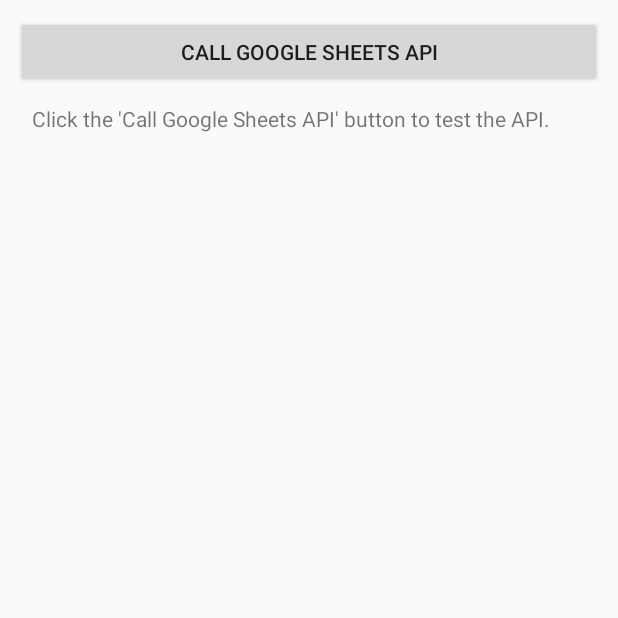
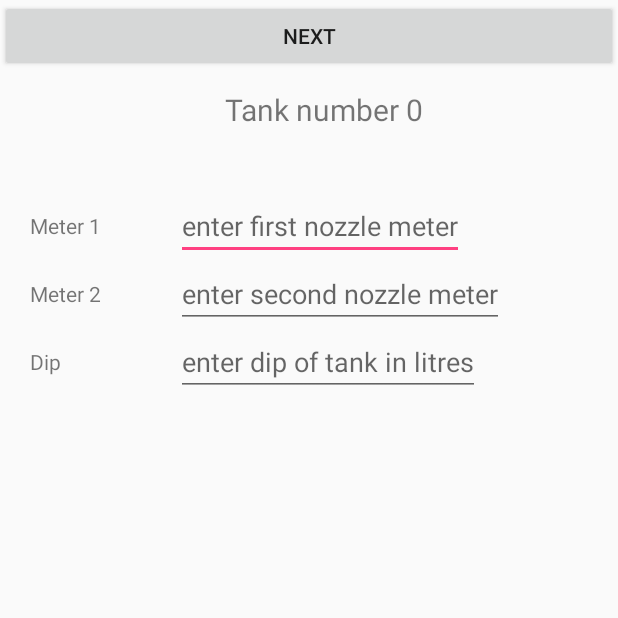
Before and after one commit to shanu333/HelloWorld, an Android app: the screen it shows after launch (MainActivity before the commit, ScreenSliderActivity after it), on a phone screen of 412 x 824 dp, the top half of it. Run offline under Robolectric (Android 15) with nearby library versions, the phone set to English and light mode, and no system bars.

Commit message:
ui updated for the same

```diff
--- a/app/build.gradle
+++ b/app/build.gradle
@@ -22,6 +22,7 @@ dependencies {
     implementation fileTree(dir: 'libs', include: ['*.jar'])
     implementation 'com.android.support:appcompat-v7:26.1.0'
     implementation 'com.android.support.constraint:constraint-layout:1.0.2'
+    implementation 'com.android.support:support-v4:26.1.0'
     testImplementation 'junit:junit:4.12'
     androidTestImplementation 'com.android.support.test:runner:1.0.1'
     androidTestImplementation 'com.android.support.test.espresso:espresso-core:3.0.1'
--- a/app/src/main/AndroidManifest.xml
+++ b/app/src/main/AndroidManifest.xml
@@ -5,7 +5,6 @@
     <uses-permission android:name="android.permission.INTERNET" />
     <uses-permission android:name="android.permission.ACCESS_NETWORK_STATE" />
     <uses-permission android:name="android.permission.GET_ACCOUNTS" />
-
 
     <application
         android:allowBackup="true"
@@ -15,13 +14,14 @@
         android:supportsRtl="true"
         android:theme="@style/AppTheme">
         <activity android:name=".MainActivity">
+
+        </activity>
+        <activity android:name=".ScreenSliderActivity">
             <intent-filter>
                 <action android:name="android.intent.action.MAIN" />
-
                 <category android:name="android.intent.category.LAUNCHER" />
             </intent-filter>
         </activity>
-        <activity android:name=".DebitActivity"></activity>
     </application>
 
 </manifest>
--- /dev/null
+++ b/app/src/main/java/com/example/luffy/helloworld/ScreenSlideFragment.java
@@ -0,0 +1,44 @@
+package com.example.luffy.helloworld;
+
+import android.content.Context;
+import android.net.Uri;
+import android.os.Bundle;
+import android.support.v4.app.Fragment;
+import android.view.LayoutInflater;
+import android.view.View;
+import android.view.ViewGroup;
+import android.widget.TextView;
+
+
+/**
+ * A simple {@link Fragment} subclass.
+ * Activities that contain this fragment must implement the
+ * {@link ScreenSlideFragment.OnFragmentInteractionListener} interface
+ * to handle interaction events.
+ * Use the {@link ScreenSlideFragment#newInstance} factory method to
+ * create an instance of this fragment.
+ */
+public class ScreenSlideFragment extends Fragment {
+
+    public static final String EXTRA_MESSAGE = "EXTRA_MESSAGE";
+
+    public static final ScreenSlideFragment newInstance(String message)
+    {
+        ScreenSlideFragment f = new ScreenSlideFragment();
+        Bundle bdl = new Bundle(1);
+        bdl.putString(EXTRA_MESSAGE, message);
+        f.setArguments(bdl);
+        return f;
+    }
+
+    @Override
+    public View onCreateView(LayoutInflater inflater, ViewGroup container,
+                             Bundle savedInstanceState) {
+        ViewGroup rootView = (ViewGroup) inflater.inflate(
+                R.layout.fragment_screen_slide, container, false);
+        String message = getArguments().getString(EXTRA_MESSAGE);
+        TextView tv = (TextView)rootView.findViewById(R.id.tankName);
+        tv.setText(message);
+        return rootView;
+    }
+}
--- /dev/null
+++ b/app/src/main/java/com/example/luffy/helloworld/ScreenSliderActivity.java
@@ -0,0 +1,114 @@
+package com.example.luffy.helloworld;
+
+import android.support.v4.app.Fragment;
+import android.support.v4.app.FragmentActivity;
+import android.support.v4.app.FragmentManager;
+import android.support.v4.app.FragmentStatePagerAdapter;
+import android.support.v4.view.PagerAdapter;
+import android.support.v4.view.ViewPager;
+import android.support.v7.app.AppCompatActivity;
+import android.os.Bundle;
+import android.util.Log;
+import android.view.View;
+import android.widget.Button;
+import android.widget.EditText;
+
+public class ScreenSliderActivity extends FragmentActivity {
+    private static final int NUM_PAGES = 3;
+    private ViewPager mPager;
+    private PagerAdapter mPagerAdapter;
+    private Button nextButton;
+
+    @Override
+    protected void onCreate(Bundle savedInstanceState) {
+        super.onCreate(savedInstanceState);
+        setContentView(R.layout.activity_screen_slider);
+        mPager = (ViewPager) findViewById(R.id.viewpager);
+        mPagerAdapter = new ScreenSlidePagerAdapter(getSupportFragmentManager());
+        //mPager.setPageTransformer(true, new ZoomOutPageTransformer());
+        mPager.setAdapter(mPagerAdapter);
+        mPager.setOffscreenPageLimit(NUM_PAGES + 1); //increase number of fragments to load
+        nextButton = (Button)findViewById(R.id.nextButton);
+        nextButton.setOnClickListener(new View.OnClickListener() {
+
+            @Override
+            public void onClick(View view) {
+                mPager.setCurrentItem(getItem(+1), true); //getItem(-1) for previous
+                updateData();
+            }
+        });
+        mPager.setOnPageChangeListener(new ViewPager.OnPageChangeListener() {
+            @Override
+            public void onPageScrolled(int position, float positionOffset, int positionOffsetPixels) {
+
+            }
+
+            @Override
+            public void onPageSelected(int position) {
+                if(position == NUM_PAGES - 1)
+                {
+                    nextButton.setText("Submit");
+                } else {
+                    nextButton.setText("Next");
+                }
+            }
+
+            @Override
+            public void onPageScrollStateChanged(int state) {
+
+            }
+        });
+    }
+
+    private void updateData() {
+        int position = mPager.getCurrentItem();
+        if(position == NUM_PAGES- 1)
+        {
+            for (int i = 0; i < NUM_PAGES; i++) {
+                View view = mPager.getChildAt(i);
+                EditText meter1 = (EditText) (view.findViewById(R.id.firstMeter));
+                EditText meter2 = (EditText) (view.findViewById(R.id.secondMeter));
+                EditText dipValue = (EditText) (view.findViewById(R.id.dipValue));
+                Log.d("haha", meter1.getText() + " " + meter2.getText() + " " + dipValue.getText());
+            }
+        }
+
+    }
+
+    private int getItem(int i) {
+        return mPager.getCurrentItem() + i;
+    }
+
+    @Override
+    public void onBackPressed() {
+        if (mPager.getCurrentItem() == 0) {
+            // If the user is currently looking at the first step, allow the system to handle the
+            // Back button. This calls finish() on this activity and pops the back stack.
+            super.onBackPressed();
+        } else {
+            // Otherwise, select the previous step.
+            mPager.setCurrentItem(mPager.getCurrentItem() - 1);
+        }
+    }
+    /**
+     * A simple pager adapter that represents 5 ScreenSlidePageFragment objects, in
+     * sequence.
+     */
+    private class ScreenSlidePagerAdapter extends FragmentStatePagerAdapter {
+        public ScreenSlidePagerAdapter(FragmentManager fm) {
+            super(fm);
+        }
+
+        @Override
+        public Fragment getItem(int position) {
+            Fragment fragment=   ScreenSlideFragment.newInstance("Tank number " + position);
+            return fragment;
+        }
+
+        @Override
+        public int getCount() {
+            return NUM_PAGES;
+        }
+    }
+
+}
--- /dev/null
+++ b/app/src/main/res/layout/activity_screen_slider.xml
@@ -0,0 +1,22 @@
+<?xml version="1.0" encoding="utf-8"?>
+<LinearLayout xmlns:android="http://schemas.android.com/apk/res/android"
+    xmlns:app="http://schemas.android.com/apk/res-auto"
+    xmlns:tools="http://schemas.android.com/tools"
+    android:layout_width="match_parent"
+    android:layout_height="match_parent"
+    android:orientation="vertical"
+    tools:context="com.example.luffy.helloworld.ScreenSliderActivity">
+
+
+    <Button
+        android:layout_width="match_parent"
+        android:text="Next"
+        android:id="@+id/nextButton"
+        android:layout_height="wrap_content" />
+    <android.support.v4.view.ViewPager
+        android:id="@+id/viewpager"
+        android:layout_width="match_parent"
+        android:layout_height="wrap_content"
+        />
+
+</LinearLayout>
--- /dev/null
+++ b/app/src/main/res/layout/fragment_screen_slide.xml
@@ -0,0 +1,79 @@
+
+<LinearLayout xmlns:android="http://schemas.android.com/apk/res/android"
+    xmlns:tools="http://schemas.android.com/tools"
+    android:layout_width="match_parent"
+    android:layout_height="match_parent"
+    android:orientation="vertical"
+    android:paddingLeft="20dp"
+    tools:context="com.example.luffy.helloworld.ScreenSliderActivity">
+
+    <!-- TODO: Update blank fragment layout -->
+    <TextView
+        android:id="@+id/tankName"
+        android:layout_width="match_parent"
+        android:layout_height="50dp"
+        android:layout_marginBottom="30dp"
+        android:text="Tank Name"
+        android:textSize="20dp"
+        android:gravity="center"/>
+    <LinearLayout
+        android:layout_width="match_parent"
+        android:layout_height="wrap_content"
+        android:orientation="horizontal">
+        <TextView
+            android:layout_width="wrap_content"
+            android:layout_height="wrap_content"
+            android:layout_gravity="center"
+            android:gravity="center"
+            android:text="Meter 1" />
+
+        <EditText
+            android:layout_width="wrap_content"
+            android:layout_height="wrap_content"
+            android:layout_gravity="end"
+            android:layout_marginLeft="50dp"
+            android:id="@+id/firstMeter"
+            android:hint="enter first nozzle meter"
+            android:inputType="number" />
+    </LinearLayout>
+    <LinearLayout
+        android:layout_width="match_parent"
+        android:layout_height="wrap_content"
+        android:orientation="horizontal">
+        <TextView
+            android:layout_width="wrap_content"
+            android:layout_height="wrap_content"
+            android:layout_gravity="center"
+            android:gravity="center"
+            android:text="Meter 2" />
+
+        <EditText
+            android:layout_width="wrap_content"
+            android:layout_height="wrap_content"
+            android:layout_gravity="end"
+            android:id="@+id/secondMeter"
+            android:layout_marginLeft="50dp"
+            android:hint="enter second nozzle meter"
+            android:inputType="number" />
+    </LinearLayout>
+    <LinearLayout
+        android:layout_width="match_parent"
+        android:layout_height="wrap_content"
+        android:orientation="horizontal">
+        <TextView
+            android:layout_width="wrap_content"
+            android:layout_height="wrap_content"
+            android:layout_gravity="center"
+            android:gravity="center"
+            android:text="Dip        " />
+
+        <EditText
+            android:layout_width="wrap_content"
+            android:layout_height="wrap_content"
+            android:layout_gravity="end"
+            android:id="@+id/dipValue"
+            android:layout_marginLeft="50dp"
+            android:hint="enter dip of tank in litres"
+            android:inputType="number" />
+    </LinearLayout>
+</LinearLayout>
--- a/app/src/main/res/values/strings.xml
+++ b/app/src/main/res/values/strings.xml
@@ -1,3 +1,6 @@
 <resources>
     <string name="app_name">HelloWorld</string>
+
+    <!-- TODO: Remove or change this placeholder text -->
+    <string name="hello_blank_fragment">Hello blank fragment</string>
 </resources>
```
Also changed, not shown: app/src/main/java/com/example/luffy/helloworld/DebitActivity.java (deleted, +0 -40 lines), app/src/main/java/com/example/luffy/helloworld/MainActivity.java (+8 -8 lines), app/src/main/res/layout/activity_debit.xml (deleted, +0 -9 lines), app/src/main/res/layout/activity_main.xml (+101 -101 lines).
